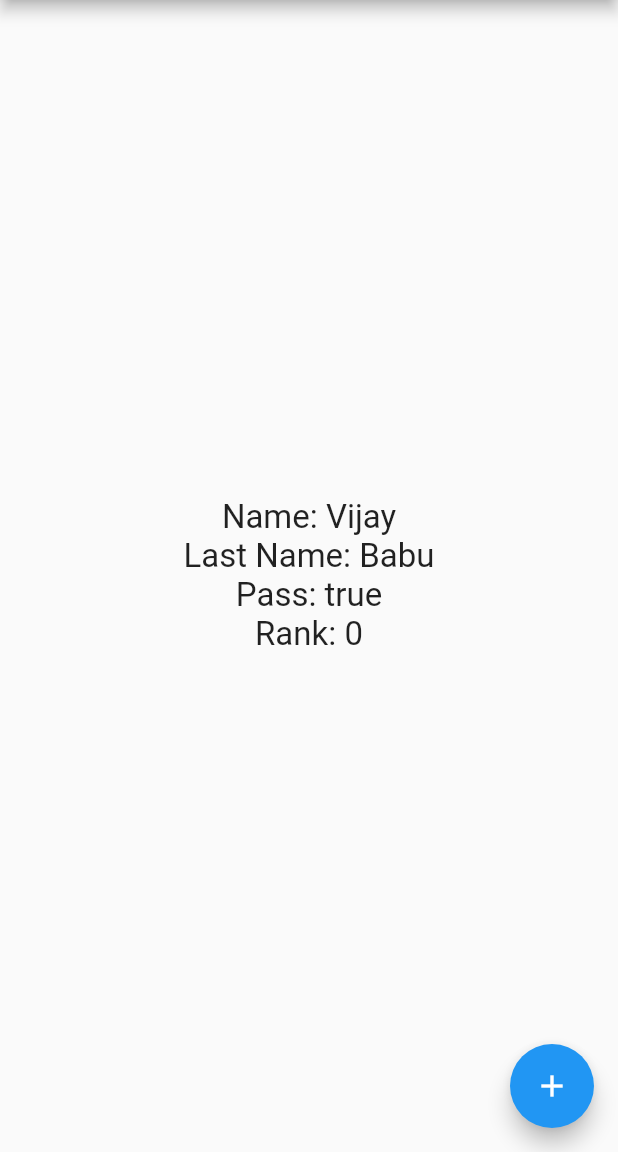
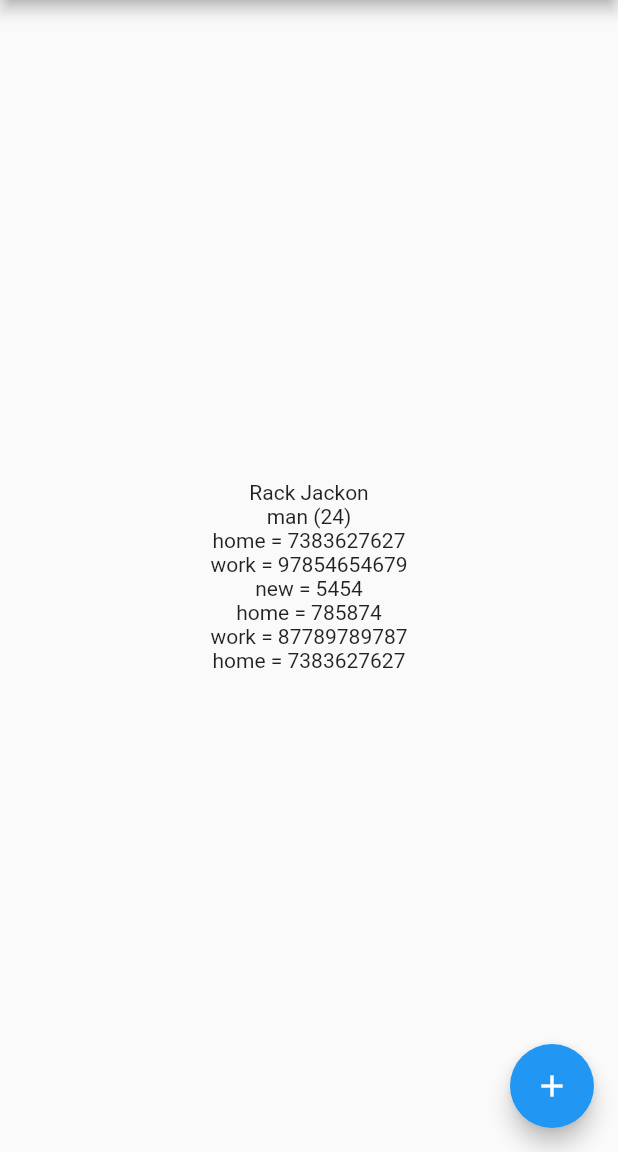
Before and after one commit to Pankaj-pm/json_parsing_new, a Flutter app: the screen it shows after launch, after a tap on the "add" icon, on a phone screen of 412 x 824 dp, the part 84-1236 px from its top. Run offline on Flutter 3.47's test engine with Material 2 defaults, Android fonts, the phone set to English and light mode, and no system bars.

Commit message:
rootBundle.loadString()

```diff
--- /dev/null
+++ b/assets/dwsample1-json.json
@@ -0,0 +1,5 @@
+{
+    "fruit": "Apple",
+    "size": "Large",
+    "color": "Red"
+}
--- /dev/null
+++ b/assets/dwsample3-json.json
@@ -0,0 +1,20 @@
+{
+    "firstName": "Rack",
+    "lastName": "Jackon",
+    "gender": "man",
+    "age": 24,
+    "address": {
+        "streetAddress": "126",
+        "city": "San Jone",
+        "state": "CA",
+        "postalCode": "394221"
+    },
+    "phoneNumbers": [
+        { "type": "home", "number": "7383627627" },
+        { "type": "work", "number": "97854654679"},
+        { "type": "new", "number": "5454"},
+        { "type": "home", "number": "785874"},
+        { "type": "work", "number": "87789789787"},
+        { "type": "home", "number": "7383627627" }
+    ]
+}
--- /dev/null
+++ b/lib/SampleJson.dart
@@ -0,0 +1,97 @@
+import 'dart:convert';
+
+class SampleJson {
+  String? firstName;
+  String? lastName;
+  String? gender;
+  int? age;
+  Address? address;
+  List<PhoneNumber>? phoneNumbers;
+
+  SampleJson({
+    this.firstName,
+    this.lastName,
+    this.gender,
+    this.age,
+    this.address,
+    this.phoneNumbers,
+  });
+
+  factory SampleJson.fromRawJson(String str) => SampleJson.fromJson(json.decode(str));
+
+  String toRawJson() => json.encode(toJson());
+
+  factory SampleJson.fromJson(Map<String, dynamic> json) => SampleJson(
+    firstName: json["firstName"],
+    lastName: json["lastName"],
+    gender: json["gender"],
+    age: json["age"],
+    address: json["address"] == null ? null : Address.fromJson(json["address"]),
+    phoneNumbers: json["phoneNumbers"] == null ? [] : List<PhoneNumber>.from(json["phoneNumbers"]!.map((x) => PhoneNumber.fromJson(x))),
+  );
+
+  Map<String, dynamic> toJson() => {
+    "firstName": firstName,
+    "lastName": lastName,
+    "gender": gender,
+    "age": age,
+    "address": address?.toJson(),
+    "phoneNumbers": phoneNumbers == null ? [] : List<dynamic>.from(phoneNumbers!.map((x) => x.toJson())),
+  };
+}
+
+class Address {
+  String? streetAddress;
+  String? city;
+  String? state;
+  String? postalCode;
+
+  Address({
+    this.streetAddress,
+    this.city,
+    this.state,
+    this.postalCode,
+  });
+
+  factory Address.fromRawJson(String str) => Address.fromJson(json.decode(str));
+
+  String toRawJson() => json.encode(toJson());
+
+  factory Address.fromJson(Map<String, dynamic> json) => Address(
+    streetAddress: json["streetAddress"],
+    city: json["city"],
+    state: json["state"],
+    postalCode: json["postalCode"],
+  );
+
+  Map<String, dynamic> toJson() => {
+    "streetAddress": streetAddress,
+    "city": city,
+    "state": state,
+    "postalCode": postalCode,
+  };
+}
+
+class PhoneNumber {
+  String? type;
+  String? number;
+
+  PhoneNumber({
+    this.type,
+    this.number,
+  });
+
+  factory PhoneNumber.fromRawJson(String str) => PhoneNumber.fromJson(json.decode(str));
+
+  String toRawJson() => json.encode(toJson());
+
+  factory PhoneNumber.fromJson(Map<String, dynamic> json) => PhoneNumber(
+    type: json["type"],
+    number: json["number"],
+  );
+
+  Map<String, dynamic> toJson() => {
+    "type": type,
+    "number": number,
+  };
+}
--- a/lib/main.dart
+++ b/lib/main.dart
@@ -1,6 +1,8 @@
 import 'dart:convert';
 
 import 'package:flutter/material.dart';
+import 'package:flutter/services.dart';
+import 'package:json_parsing/SampleJson.dart';
 import 'package:json_parsing/student.dart';
 
 void main() {
@@ -32,8 +34,9 @@ class MyHomePage extends StatefulWidget {
 }
 
 class _MyHomePageState extends State<MyHomePage> {
+  Student? student;
+  SampleJson? sampleJson;
 
-  Student? student;
   @override
   Widget build(BuildContext context) {
     return Scaffold(
@@ -42,42 +45,44 @@ class _MyHomePageState extends State<MyHomePage> {
       ),
       body: Center(
         child: Column(
-          mainAxisAlignment: MainAxisAlignment.center,
-          children: <Widget>[
+          mainAxisSize: MainAxisSize.min,
+          children: [
             Text(
-              'Name: ${student?.name??""}',
-              style: TextStyle(fontSize: 22),
-            ),
+                "${sampleJson?.firstName ?? ""} ${sampleJson?.lastName ?? ""}".trim()),
             Text(
-              'Last Name: ${student?.lastName??""}',
-              style: TextStyle(fontSize: 22),
-            ),
-            Text(
-              'Pass: ${student?.isPass??""}',
-              style: TextStyle(fontSize: 22),
-            ),
-            Text(
-              'Rank: ${student?.rank??""}',
-              style: TextStyle(fontSize: 22),
+                "${sampleJson?.gender ?? ""} (${sampleJson?.age??0})"),
+            Column(
+              children: sampleJson?.phoneNumbers?.map((e) {
+                return Text("${e.type} = ${e.number}");
+              }).toList()??[],
             ),
           ],
         ),
       ),
       floatingActionButton: FloatingActionButton(
-        onPressed: () {
-          String json="{\"name\":\"Vijay\",\"last_name\":\"Babu\",\"is_pass\":true,\"rank\":0}";
-          Map<String,dynamic>? map = jsonDecode(json);
+        onPressed: () async {
+          // String json="{\"name\":\"Vijay\",\"last_name\":\"Babu\",\"is_pass\":true,\"rank\":0}";
+          // Map<String,dynamic>? map = jsonDecode(json);
+          // student=Student.fromJson(map!);
+          // setState(() {
+          // });
+          //
+          //
+          // print(student?.name);
+          // print(student?.lastName);
+          // print(student?.isPass);
+          // print(student?.rank);
 
-          student=Student.fromJson(map!);
-          setState(() {
-          });
-
-
-          print(student?.name);
-          print(student?.lastName);
-          print(student?.isPass);
-          print(student?.rank);
-
+          var loadString =
+              await rootBundle.loadString("assets/dwsample1-json.json");
+          var loadString2 =
+              await rootBundle.loadString("assets/dwsample3-json.json");
+          print(loadString);
+          print(loadString2);
+          var map = jsonDecode(loadString2);
+          SampleJson.fromJson(map);
+          sampleJson = SampleJson.fromRawJson(loadString2);
+          setState(() {});
         },
         tooltip: 'Increment',
         child: const Icon(Icons.add),
--- a/pubspec.yaml
+++ b/pubspec.yaml
@@ -59,8 +59,8 @@ flutter:
   uses-material-design: true
 
   # To add assets to your application, add an assets section, like this:
-  # assets:
-  #   - images/a_dot_burr.jpeg
+  assets:
+    - assets/
   #   - images/a_dot_ham.jpeg
 
   # An image asset can refer to one or more resolution-specific "variants", see
```
